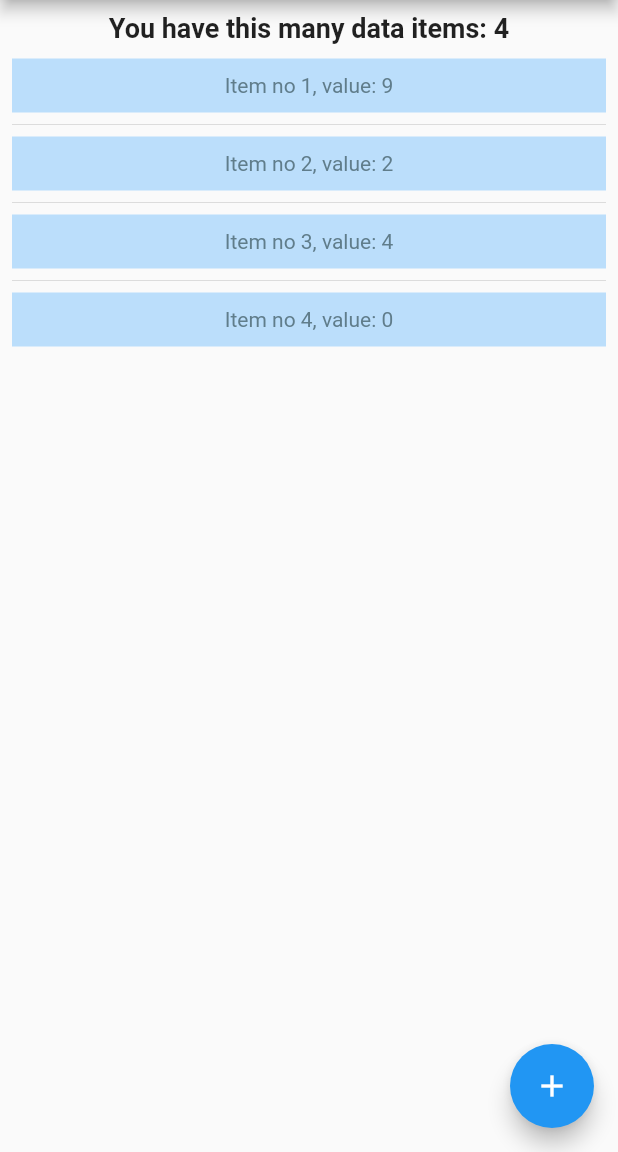
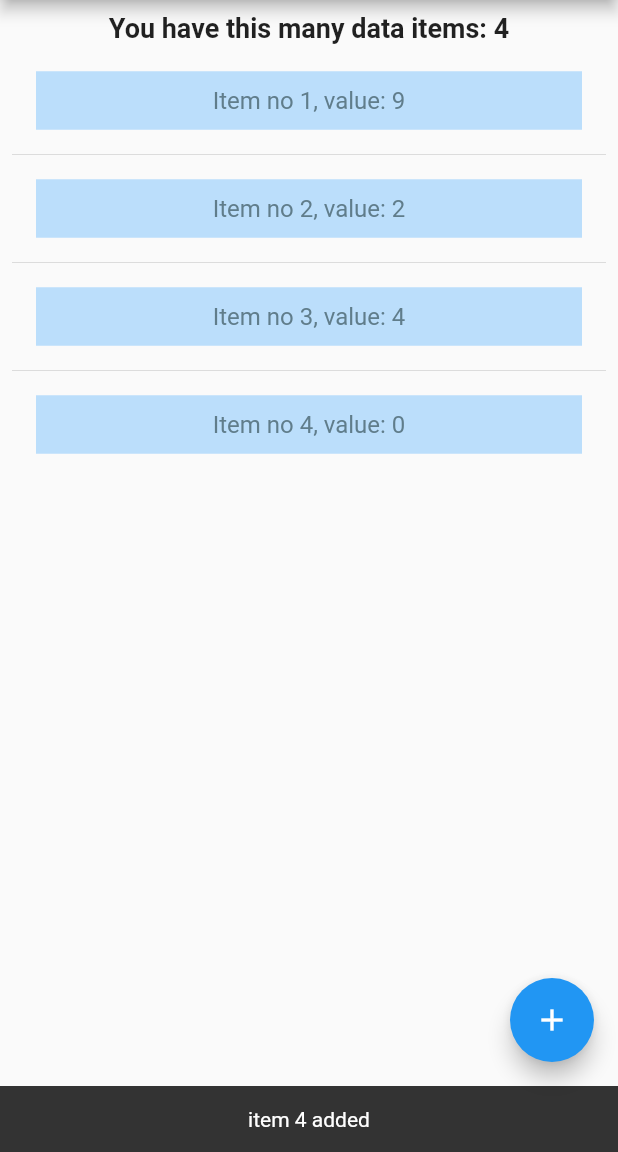
Before and after one commit to xeladu/flutter_widget_test, a Flutter app: the screen it shows after launch, after a tap on the "add" icon, on a phone screen of 412 x 824 dp, the part 84-1236 px from its top. Run offline on Flutter 3.47's test engine with Material 2 defaults, Android fonts, the phone set to English and light mode, and no system bars.

Commit message:
Enhance app, add widget tests

```diff
--- /dev/null
+++ b/lib/list_widget.dart
@@ -0,0 +1,19 @@
+import 'package:flutter/material.dart';
+
+class ListWidget extends StatelessWidget {
+  final int index;
+  final int value;
+
+  const ListWidget({Key? key, required this.index, required this.value})
+      : super(key: key);
+
+  @override
+  Widget build(BuildContext context) {
+    return Container(
+        padding: const EdgeInsets.all(10),
+        color: Colors.blue.shade100,
+        child: Center(
+            child: Text("Item no ${index + 1}, value: $value",
+                style: const TextStyle(color: Colors.blueGrey))));
+  }
+}
--- a/lib/main.dart
+++ b/lib/main.dart
@@ -1,6 +1,7 @@
 import 'dart:math';
 
 import 'package:flutter/material.dart';
+import 'package:flutter_widget_test/list_widget.dart';
 
 void main() {
   runApp(const MyApp());
@@ -30,13 +31,16 @@ class MyHomePage extends StatefulWidget {
 
 class _MyHomePageState extends State<MyHomePage> {
   final List<int> _itemData = <int>[9, 2, 4];
-  int _itemCounter = 3;
 
   void _addNewData() {
     _itemData.add(Random().nextInt(10));
-    setState(() {
-      _itemCounter++;
-    });
+    setState(() {});
+
+    ScaffoldMessenger.of(context).showSnackBar(SnackBar(
+        duration: const Duration(seconds: 1),
+        content: Row(
+            mainAxisAlignment: MainAxisAlignment.center,
+            children: [Text("item ${_itemData.length} added")])));
   }
 
   @override
@@ -53,7 +57,7 @@ class _MyHomePageState extends State<MyHomePage> {
               children: <Widget>[
                 Center(
                   child: Text(
-                    'You have this many data items: $_itemCounter',
+                    'You have this many data items: ${_itemData.length}',
                     style: const TextStyle(
                         fontSize: 18, fontWeight: FontWeight.bold),
                   ),
@@ -62,16 +66,35 @@ class _MyHomePageState extends State<MyHomePage> {
                 Expanded(
                   child: ListView.separated(
                     separatorBuilder: (context, index) => const Divider(),
-                    itemCount: _itemCounter,
+                    itemCount: _itemData.length,
                     itemBuilder: (context, index) {
-                      return Container(
-                          padding: const EdgeInsets.all(10),
-                          color: Colors.blue.shade100,
-                          child: Center(
-                              child: Text(
-                                  "Item no ${index + 1}, value: ${_itemData[index]}",
-                                  style: const TextStyle(
-                                      color: Colors.blueGrey))));
+                      return ListTile(
+                          onTap: () {
+                            ScaffoldMessenger.of(context).showSnackBar(SnackBar(
+                                duration: const Duration(seconds: 1),
+                                content: Row(
+                                    mainAxisAlignment: MainAxisAlignment.center,
+                                    children: [
+                                      Text("item ${index + 1} pressed")
+                                    ])));
+                          },
+                          onLongPress: () {
+                            setState(() {
+                              _itemData.removeAt(index);
+                            });
+
+                            ScaffoldMessenger.of(context).showSnackBar(SnackBar(
+                                duration: const Duration(seconds: 1),
+                                content: Row(
+                                    mainAxisAlignment: MainAxisAlignment.center,
+                                    children: [
+                                      Text("item ${index + 1} deleted")
+                                    ])));
+                          },
+                          title: ListWidget(
+                              key: Key("ListWidget$index"),
+                              index: index,
+                              value: _itemData[index]));
                     },
                   ),
                 )
```
Also changed, not shown: 1 other file.
